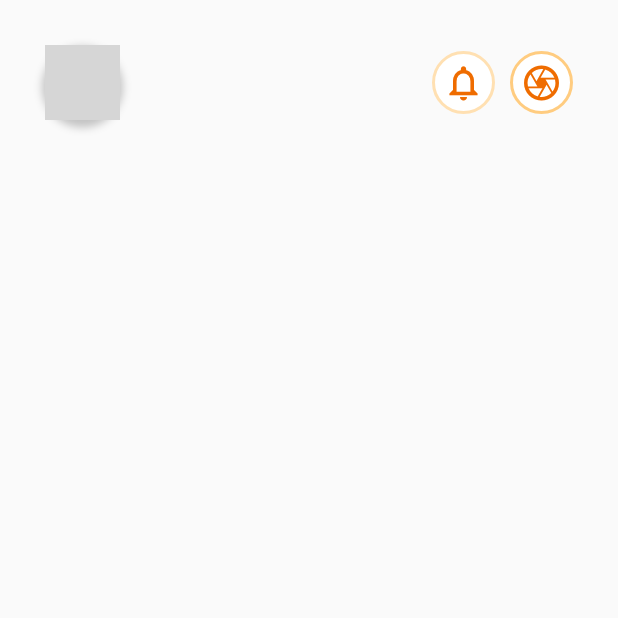
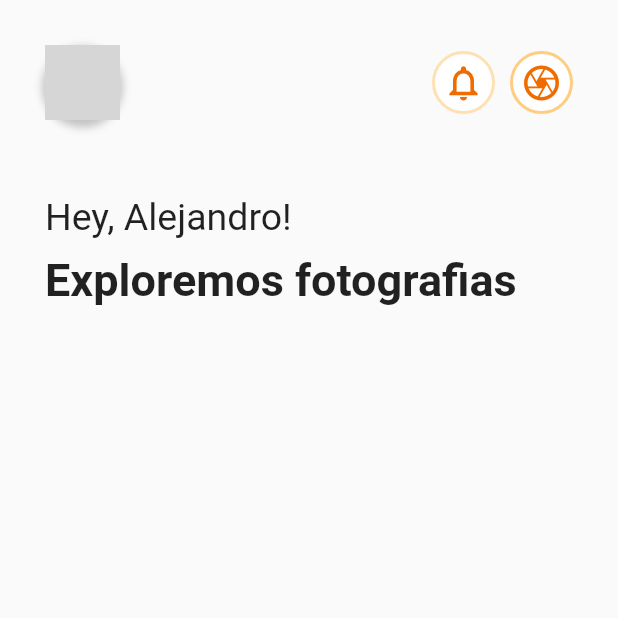
Before and after one commit to aledevme/flutterspeak, a Flutter app: the screen it shows after launch, on a phone screen of 412 x 824 dp, the top half of it. Run offline on Flutter 3.47's test engine with Material 2 defaults, Android fonts, the phone set to English and light mode, and no system bars; network calls fail; grey boxes are pictures that could not be loaded.

Commit message:
👋🏼 adding hello message

```diff
--- a/lib/screens/home.dart
+++ b/lib/screens/home.dart
@@ -14,12 +14,38 @@ class _HomeState extends State<Home> {
       body: SafeArea(
         child: SingleChildScrollView(
           child: Column(
+            crossAxisAlignment: CrossAxisAlignment.start,
             children: [
-              Header()
+              Header(),
+              helloMessage(name: 'Alejandro', message: 'Exploremos fotografias')
             ],
           ),
         )
       )
     );
   }
+
+  Widget helloMessage({@required String name, @required String message}){
+    return Container(
+        padding: EdgeInsets.symmetric(
+          horizontal: 30,
+          vertical: 20
+        ),
+        child: Column(
+        crossAxisAlignment: CrossAxisAlignment.start,
+        children: [
+          Text('Hey, $name!', style: TextStyle(
+            fontSize: 25
+          )),
+          SizedBox(height: 10),
+          Text(message, style: TextStyle(
+            fontSize: 30,
+            fontWeight: FontWeight.w700
+          )),
+        ],
+      ),
+    );
+  }
+
+
 }
```
